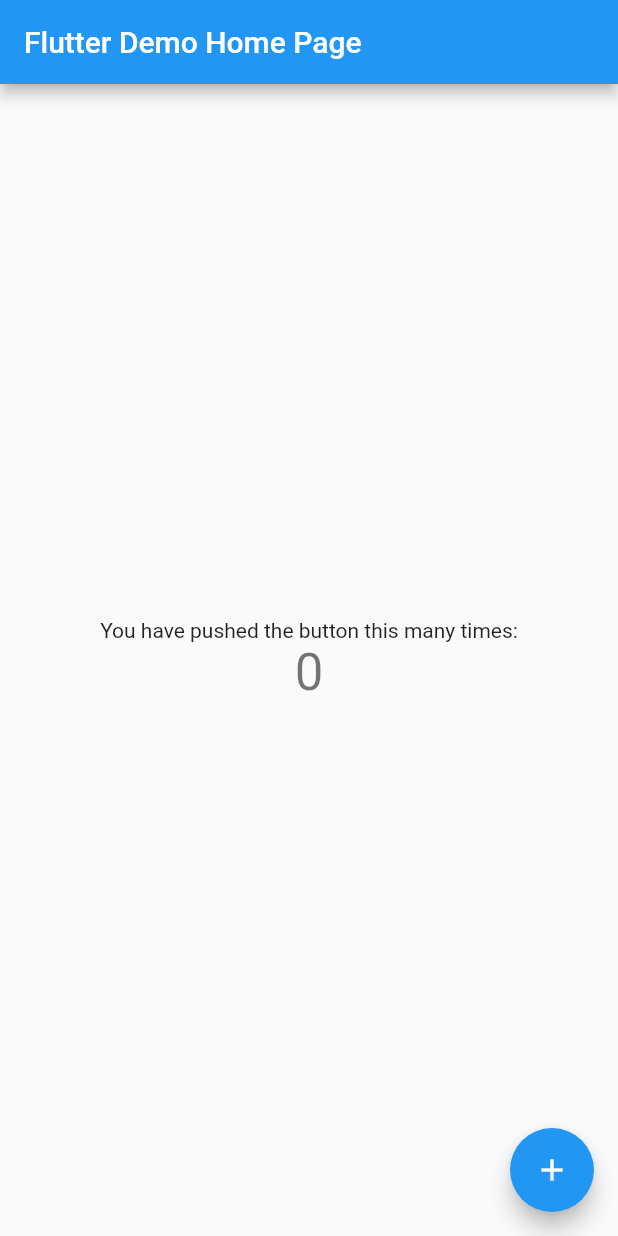
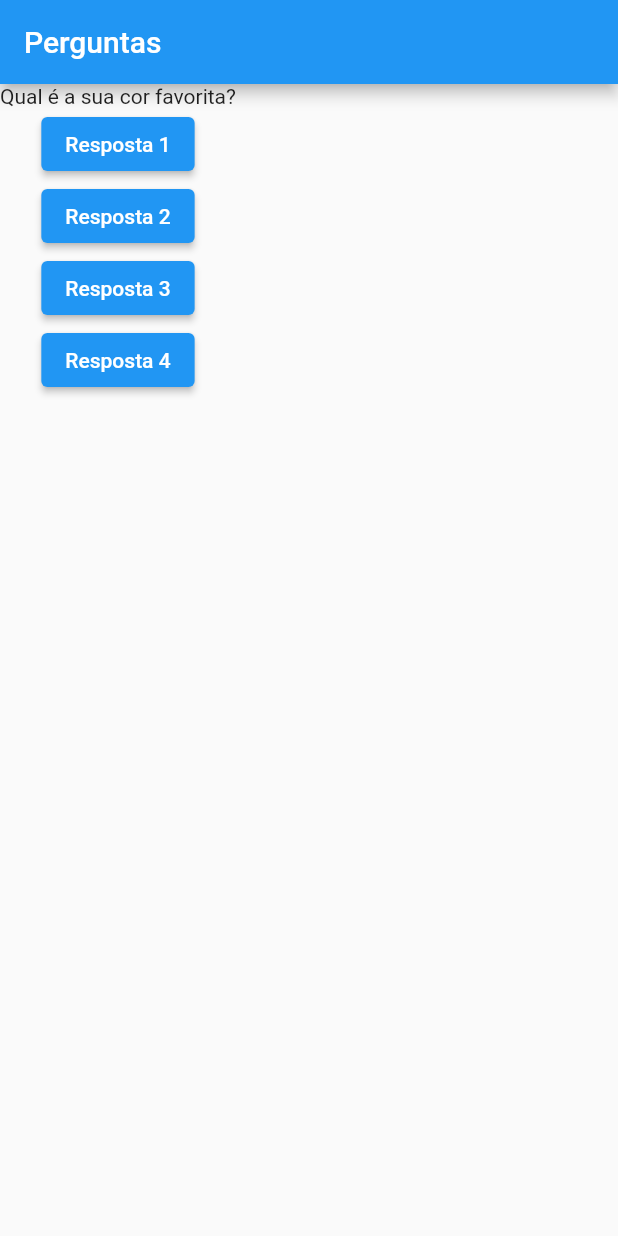
Before and after one commit to AndersonSilvaIt/CursoFlutter_Udemy, a Flutter app: the screen it shows after launch, on a phone screen of 412 x 824 dp. Run offline on Flutter 3.47's test engine with Material 2 defaults, Android fonts, the phone set to English and light mode, and no system bars.

Commit message:
Trabalhando com botões e funções

```diff
--- /dev/null
+++ b/Documentação/01- Criação Projeto.txt
@@ -0,0 +1,2 @@
+Para criar um novo projeto o comando é
+flutter create "nome_projeto"
--- /dev/null
+++ b/Exercicios_Dart/exercicio.dart
@@ -0,0 +1,3 @@
+void main() {
+  Set<int> teste =
+}
--- a/projeto_perguntas/lib/main.dart
+++ b/projeto_perguntas/lib/main.dart
@@ -1,115 +1,65 @@
+// ignore_for_file: avoid_print, duplicate_ignore
+
 import 'package:flutter/material.dart';
 
-void main() {
-  runApp(const MyApp());
-}
+void main() => runApp(PerguntaApp());
 
-class MyApp extends StatelessWidget {
-  const MyApp({Key? key}) : super(key: key);
 
-  // This widget is the root of your application.
-  @override
-  Widget build(BuildContext context) {
-    return MaterialApp(
-      title: 'Flutter Demo',
-      theme: ThemeData(
-        // This is the theme of your application.
-        //
-        // Try running your application with "flutter run". You'll see the
-        // application has a blue toolbar. Then, without quitting the app, try
-        // changing the primarySwatch below to Colors.green and then invoke
-        // "hot reload" (press "r" in the console where you ran "flutter run",
-        // or simply save your changes to "hot reload" in a Flutter IDE).
-        // Notice that the counter didn't reset back to zero; the application
-        // is not restarted.
-        primarySwatch: Colors.blue,
-      ),
-      home: const MyHomePage(title: 'Flutter Demo Home Page'),
-    );
+class PerguntaApp extends StatelessWidget {
+
+  const PerguntaApp({Key? key}) : super(key: key);
+
+  void responder() {
+    // ignore: avoid_print
+    print('Pergunta respondida');
   }
-}
 
-class MyHomePage extends StatefulWidget {
-  const MyHomePage({Key? key, required this.title}) : super(key: key);
-
-  // This widget is the home page of your application. It is stateful, meaning
-  // that it has a State object (defined below) that contains fields that affect
-  // how it looks.
-
-  // This class is the configuration for the state. It holds the values (in this
-  // case the title) provided by the parent (in this case the App widget) and
-  // used by the build method of the State. Fields in a Widget subclass are
-  // always marked "final".
-
-  final String title;
-
-  @override
-  State<MyHomePage> createState() => _MyHomePageState();
-}
-
-class _MyHomePageState extends State<MyHomePage> {
-  int _counter = 0;
-
-  void _incrementCounter() {
-    setState(() {
-      // This call to setState tells the Flutter framework that something has
-      // changed in this State, which causes it to rerun the build method below
-      // so that the display can reflect the updated values. If we changed
-      // _counter without calling setState(), then the build method would not be
-      // called again, and so nothing would appear to happen.
-      _counter++;
-    });
+  void Function() funcaoQueRetornaUmaOutraFuncao() {
+    return () {
+      // ignore: avoid_print
+      print('Pergunta Respondida Teste');
+    };
   }
 
   @override
   Widget build(BuildContext context) {
-    // This method is rerun every time setState is called, for instance as done
-    // by the _incrementCounter method above.
-    //
-    // The Flutter framework has been optimized to make rerunning build methods
-    // fast, so that you can just rebuild anything that needs updating rather
-    // than having to individually change instances of widgets.
-    return Scaffold(
-      appBar: AppBar(
-        // Here we take the value from the MyHomePage object that was created by
-        // the App.build method, and use it to set our appbar title.
-        title: Text(widget.title),
-      ),
-      body: Center(
-        // Center is a layout widget. It takes a single child and positions it
-        // in the middle of the parent.
-        child: Column(
-          // Column is also a layout widget. It takes a list of children and
-          // arranges them vertically. By default, it sizes itself to fit its
-          // children horizontally, and tries to be as tall as its parent.
-          //
-          // Invoke "debug painting" (press "p" in the console, choose the
-          // "Toggle Debug Paint" action from the Flutter Inspector in Android
-          // Studio, or the "Toggle Debug Paint" command in Visual Studio Code)
-          // to see the wireframe for each widget.
-          //
-          // Column has various properties to control how it sizes itself and
-          // how it positions its children. Here we use mainAxisAlignment to
-          // center the children vertically; the main axis here is the vertical
-          // axis because Columns are vertical (the cross axis would be
-          // horizontal).
-          mainAxisAlignment: MainAxisAlignment.center,
+
+    final perguntas = [
+      'Qual é a sua cor favorita?',
+      'Qual é o seu animal favorito?',
+    ];
+
+    return MaterialApp(
+      home: Scaffold(
+        appBar: AppBar(
+          title: const Text('Perguntas'),
+        ),
+        body: Column(
           children: <Widget>[
-            const Text(
-              'You have pushed the button this many times:',
+            Text(perguntas[0]),
+            ElevatedButton(
+              child: const Text('Resposta 1'),
+              onPressed: funcaoQueRetornaUmaOutraFuncao(),
             ),
-            Text(
-              '$_counter',
-              style: Theme.of(context).textTheme.headline4,
+            ElevatedButton(
+              child: const Text('Resposta 2'),
+              // ignore: duplicate_ignore
+              onPressed: () {
+                // ignore: avoid_print
+                print('Resposta 02 foi selecionada');
+              },
             ),
+            ElevatedButton(
+              child: const Text('Resposta 3'),
+              onPressed: responder,
+            ),
+            ElevatedButton(
+              child: const Text('Resposta 4'),
+              onPressed: () => print('Resposta 04'),
+            )
           ],
         ),
       ),
-      floatingActionButton: FloatingActionButton(
-        onPressed: _incrementCounter,
-        tooltip: 'Increment',
-        child: const Icon(Icons.add),
-      ), // This trailing comma makes auto-formatting nicer for build methods.
     );
   }
 }
```
